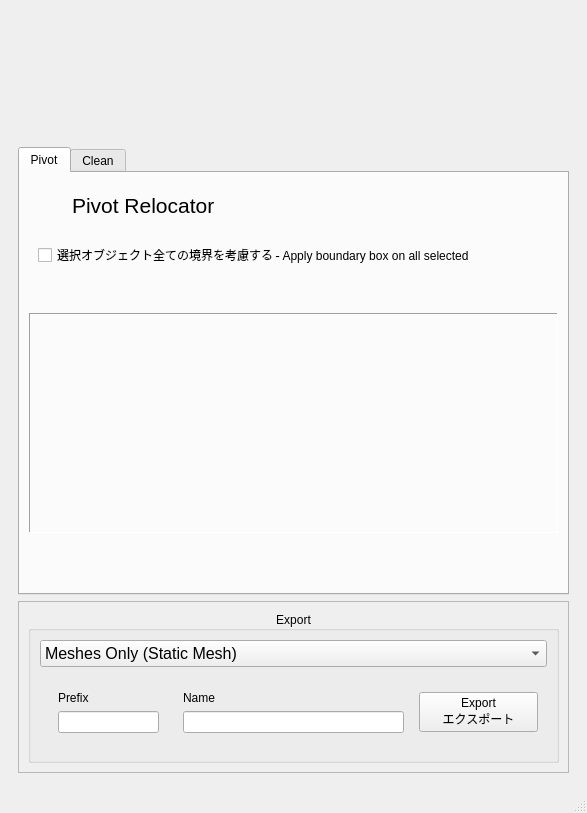
Above: maya2ue_exporter_main.ui from KTHattori/maya2ue-exporter before the change. Below: the same form after it.
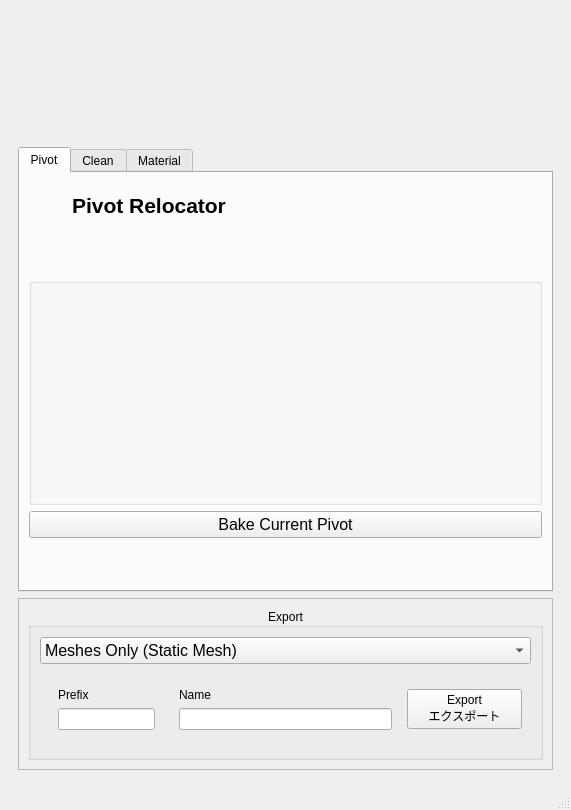
That is the form after the change. The open tabs and pages were chosen to show the change. Icons and pictures are not drawn.

Commit message: added exporter feature

What changed in the file:
```diff
--- a/maya2ue_exporter_main.ui
+++ b/maya2ue_exporter_main.ui
@@ -6,8 +6,8 @@
    <rect>
     <x>0</x>
     <y>0</y>
-    <width>587</width>
-    <height>813</height>
+    <width>571</width>
+    <height>810</height>
    </rect>
   </property>
   <property name="sizePolicy">
@@ -124,6 +124,8 @@
          <property name="font">
           <font>
            <family>MS UI Gothic</family>
+           <weight>50</weight>
+           <bold>false</bold>
           </font>
          </property>
          <property name="autoFillBackground">
@@ -158,6 +160,8 @@
              <property name="font">
               <font>
                <pointsize>16</pointsize>
+               <weight>75</weight>
+               <bold>true</bold>
               </font>
              </property>
              <layout class="QHBoxLayout" name="horizontalLayout_6">
@@ -191,6 +195,8 @@
                 <property name="font">
                  <font>
                   <pointsize>16</pointsize>
+                  <weight>75</weight>
+                  <bold>true</bold>
                  </font>
                 </property>
                 <property name="text">
@@ -201,19 +207,6 @@
              </layout>
             </widget>
            </item>
-           <item>
-            <widget class="QWidget" name="wdt_pivotFlag" native="true">
-             <layout class="QHBoxLayout" name="horizontalLayout_2">
-              <item>
-               <widget class="QCheckBox" name="chk_pivotFlag_All">
-                <property name="text">
-                 <string>選択オブジェクト全ての境界を考慮する - Apply boundary box on all selected</string>
-                </property>
-               </widget>
-              </item>
-             </layout>
-            </widget>
-           </item>
            <item>
             <spacer name="verticalSpacer">
              <property name="orientation">
@@ -231,12 +224,9 @@
             </spacer>
            </item>
            <item>
-            <widget class="QFrame" name="wdt_pivotContent">
-             <property name="frameShape">
-              <enum>QFrame::Panel</enum>
-             </property>
-             <property name="frameShadow">
-              <enum>QFrame::Sunken</enum>
+            <widget class="QGroupBox" name="wdt_pivotContent">
+             <property name="flat">
+              <bool>true</bool>
              </property>
              <layout class="QHBoxLayout" name="horizontalLayout_3">
               <item>
@@ -549,34 +539,39 @@
             </widget>
            </item>
            <item>
-            <spacer name="verticalSpacer_3">
-             <property name="orientation">
-              <enum>Qt::Vertical</enum>
+            <widget class="QPushButton" name="btn_bakePivot">
+             <property name="font">
+              <font>
+               <pointsize>12</pointsize>
+              </font>
              </property>
-             <property name="sizeType">
-              <enum>QSizePolicy::MinimumExpanding</enum>
-             </property>
-             <property name="sizeHint" stdset="0">
-              <size>
-               <width>20</width>
-               <height>0</height>
-              </size>
-             </property>
-            </spacer>
-           </item>
-           <item>
-            <widget class="QLabel" name="lbl_pivotLog">
              <property name="text">
-              <string/>
+              <string>Bake Current Pivot</string>
              </property>
-             <property name="textFormat">
-              <enum>Qt::AutoText</enum>
+             <property name="checkable">
+              <bool>false</bool>
              </property>
-             <property name="textInteractionFlags">
-              <set>Qt::NoTextInteraction</set>
+             <property name="flat">
+              <bool>false</bool>
              </property>
             </widget>
            </item>
+           <item>
+            <spacer name="verticalSpacer_3">
+             <property name="orientation">
+              <enum>Qt::Vertical</enum>
+             </property>
+             <property name="sizeType">
+              <enum>QSizePolicy::MinimumExpanding</enum>
+             </property>
+             <property name="sizeHint" stdset="0">
+              <size>
+               <width>20</width>
+               <height>0</height>
+              </size>
+             </property>
+            </spacer>
+           </item>
           </layout>
          </widget>
          <widget class="QWidget" name="tab_clean">
@@ -673,6 +668,52 @@
            </item>
           </layout>
          </widget>
+         <widget class="QWidget" name="tab_material">
+          <attribute name="title">
+           <string>Material</string>
+          </attribute>
+          <layout class="QVBoxLayout" name="verticalLayout_9">
+           <item>
+            <widget class="QScrollArea" name="scrollArea_2">
+             <property name="sizePolicy">
+              <sizepolicy hsizetype="Expanding" vsizetype="Expanding">
+               <horstretch>0</horstretch>
+               <verstretch>10</verstretch>
+              </sizepolicy>
+             </property>
+             <property name="widgetResizable">
+              <bool>true</bool>
+             </property>
+             <widget class="QWidget" name="scrollAreaWidgetContents_3">
+              <property name="geometry">
+               <rect>
+                <x>0</x>
+                <y>0</y>
+                <width>509</width>
+                <height>354</height>
+               </rect>
+              </property>
+             </widget>
+            </widget>
+           </item>
+           <item>
+            <widget class="QFrame" name="frame">
+             <property name="sizePolicy">
+              <sizepolicy hsizetype="Preferred" vsizetype="Preferred">
+               <horstretch>0</horstretch>
+               <verstretch>1</verstretch>
+              </sizepolicy>
+             </property>
+             <property name="frameShape">
+              <enum>QFrame::StyledPanel</enum>
+             </property>
+             <property name="frameShadow">
+              <enum>QFrame::Raised</enum>
+             </property>
+            </widget>
+           </item>
+          </layout>
+         </widget>
         </widget>
        </item>
        <item>
@@ -694,6 +735,8 @@
             <property name="font">
              <font>
               <family>MS UI Gothic</family>
+              <weight>50</weight>
+              <bold>false</bold>
              </font>
             </property>
             <property name="title">
```
Left out of the diff: 26 changed lines with no effect on the pictures. The commit also changes 23 other files.
